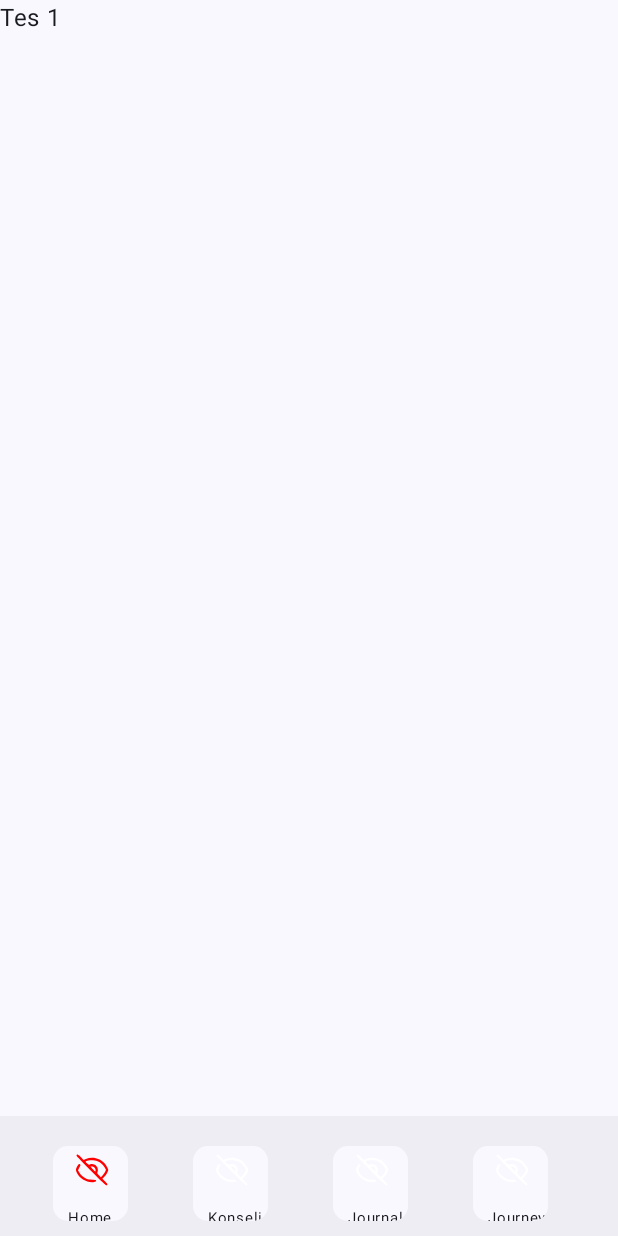
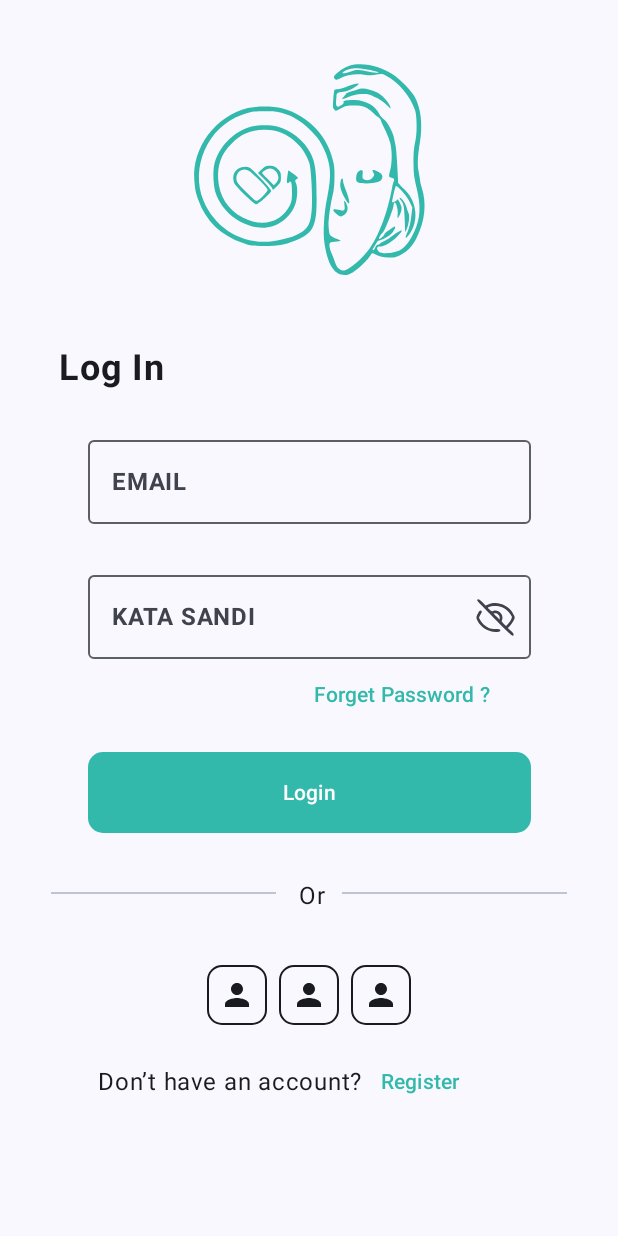
Before and after one commit to ArniNaziraSe/SejiwaKuApp, an Android app built with Jetpack Compose: the screen it shows after launch (MainActivity), on a phone screen of 412 x 824 dp. Before the commit the screen is almost empty. Run offline under Robolectric (Android 15) with nearby library versions, the phone set to English and light mode, and no system bars.

Commit message:
add navigator

```diff
--- a/app/src/main/java/com/msv/sejiwaku/MainActivity.kt
+++ b/app/src/main/java/com/msv/sejiwaku/MainActivity.kt
@@ -7,8 +7,9 @@ import androidx.compose.foundation.layout.fillMaxSize
 import androidx.compose.material3.MaterialTheme
 import androidx.compose.material3.Surface
 import androidx.compose.ui.Modifier
+import androidx.navigation.compose.rememberNavController
+import com.msv.sejiwaku.halamanbottonbar_dan_appbar.navigation.HalamanNavigasiAwal
 import com.msv.sejiwaku.halamanbottonbar_dan_appbar.pengaturbuttonbar.AppbardanBottonbar
-import com.msv.sejiwaku.loginpage.LoginPage
 import com.msv.sejiwaku.ui.theme.SejiwakuTheme
 
 
@@ -23,7 +24,7 @@ class MainActivity : ComponentActivity() {
                     modifier = Modifier.fillMaxSize(),
                     color = MaterialTheme.colorScheme.background
                 ) {
-                    AppbardanBottonbar()
+                    HalamanNavigasiAwal(navController = rememberNavController())
                 }
             }
         }
--- /dev/null
+++ b/app/src/main/java/com/msv/sejiwaku/halamanbottonbar_dan_appbar/navigation/HalamanLoginRegister.kt
@@ -0,0 +1,35 @@
+package com.msv.sejiwaku.halamanbottonbar_dan_appbar.navigation
+
+import androidx.navigation.NavController
+import androidx.navigation.NavGraphBuilder
+import androidx.navigation.NavHostController
+import androidx.navigation.compose.composable
+import androidx.navigation.compose.navigation
+import androidx.navigation.navigation
+import com.msv.sejiwaku.loginpage.LoginPage
+import com.msv.sejiwaku.loginpage.LupaPassword
+import com.msv.sejiwaku.loginpage.RegisterPage
+
+
+fun NavGraphBuilder.halamannavigation(navController: NavHostController) {
+    navigation(
+        startDestination = LoginScreen.Login.route,
+        route = Graph.LOGINREGISTER
+    ){
+        composable(route = LoginScreen.Login.route){
+            LoginPage(navController)
+        }
+        composable(route = LoginScreen.Register.route){
+            RegisterPage(navController)
+        }
+        composable(route = LoginScreen.LupaPassword.route){
+            LupaPassword(navController)
+        }
+    }
+}
+
+sealed class LoginScreen(val route:String){
+    object Login : LoginScreen(route = "LOGIN")
+    object Register : LoginScreen(route = "REGISTER")
+    object LupaPassword : LoginScreen(route = "LUPAPASSWORD")
+}
--- /dev/null
+++ b/app/src/main/java/com/msv/sejiwaku/halamanbottonbar_dan_appbar/navigation/HalamanNavigasiAwal.kt
@@ -0,0 +1,28 @@
+package com.msv.sejiwaku.halamanbottonbar_dan_appbar.navigation
+
+import androidx.compose.runtime.Composable
+import androidx.navigation.NavHostController
+import androidx.navigation.compose.NavHost
+import androidx.navigation.compose.composable
+import androidx.navigation.compose.navigation
+import com.msv.sejiwaku.halamanbottonbar_dan_appbar.pengaturbuttonbar.AppbardanBottonbar
+
+@Composable
+fun HalamanNavigasiAwal(navController: NavHostController) {
+    NavHost(
+        navController = navController,
+        route = Graph.AWAL,
+        startDestination = Graph.LOGINREGISTER
+    ) {
+        halamannavigation(navController = navController)
+        composable(route = Graph.ISI){
+            AppbardanBottonbar()
+        }
+    }
+}
+
+object Graph{
+    const val AWAL = "awal_graph"
+    const val LOGINREGISTER = "loginregister"
+    const val ISI = "isi_graph"
+}
--- a/app/src/main/java/com/msv/sejiwaku/halamanbottonbar_dan_appbar/pengaturbuttonbar/AppbardanBottonbar.kt
+++ b/app/src/main/java/com/msv/sejiwaku/halamanbottonbar_dan_appbar/pengaturbuttonbar/AppbardanBottonbar.kt
@@ -48,7 +48,9 @@ import com.msv.sejiwaku.bagianhalamandibuttonbar.Example1
 import com.msv.sejiwaku.bagianhalamandibuttonbar.Example2
 import com.msv.sejiwaku.bagianhalamandibuttonbar.Example3
 import com.msv.sejiwaku.bagianhalamandibuttonbar.Example4
+import com.msv.sejiwaku.halamanbottonbar_dan_appbar.navigation.Graph
 import com.msv.sejiwaku.halamanbottonbar_dan_appbar.navigation.Halaman
+import com.msv.sejiwaku.halamanbottonbar_dan_appbar.navigation.HalamanBottonbar
 
 /*NavHost(
 navController = navController,
@@ -101,24 +103,10 @@ fun AppbardanBottonbar(
 //        }
         // dibawah tempat isinya
     ) {contentPadding ->
-        NavHost(
+        HalamanBottonbar(
             navController = navController,
-            startDestination = Halaman.Home.route,
-            modifier = Modifier.padding(contentPadding)
-        ) {
-            composable(Halaman.Home.route) {
-                Example1()
-            }
-            composable(Halaman.Konseling.route) {
-                Example2()
-            }
-            composable(Halaman.Journal.route) {
-                Example3()
-            }
-            composable(Halaman.Journey.route) {
-                Example4()
-            }
-        }
+            modifier = modifier.padding(contentPadding)
+        )
     }
 }
 
@@ -185,7 +173,9 @@ fun ButtonBarSet(
                     modifier = Modifier.fillMaxWidth()
                 ){
                     Row(
-                        modifier = Modifier.fillMaxWidth().padding(3.dp)
+                        modifier = Modifier
+                            .fillMaxWidth()
+                            .padding(3.dp)
                     ) {
                         Spacer(modifier = Modifier.size(10.dp))
                         Image(
--- a/app/src/main/java/com/msv/sejiwaku/loginpage/LoginScreen.kt
+++ b/app/src/main/java/com/msv/sejiwaku/loginpage/LoginScreen.kt
@@ -1,3 +1,5 @@
+@file:Suppress("UNUSED_EXPRESSION")
+
 package com.msv.sejiwaku.loginpage
 
 import android.graphics.ColorSpace
@@ -48,7 +50,10 @@ import androidx.compose.ui.platform.LocalContext
 import androidx.compose.ui.platform.LocalFocusManager
 import androidx.compose.ui.platform.LocalSoftwareKeyboardController
 import androidx.compose.ui.res.painterResource
+import androidx.compose.ui.text.font.FontFamily
 import androidx.compose.ui.text.font.FontWeight
+import androidx.compose.ui.text.googlefonts.Font
+import androidx.compose.ui.text.googlefonts.GoogleFont
 import androidx.compose.ui.text.input.ImeAction
 import androidx.compose.ui.text.input.KeyboardCapitalization
 import androidx.compose.ui.text.input.KeyboardType
@@ -57,12 +62,17 @@ import androidx.compose.ui.text.input.VisualTransformation
 import androidx.compose.ui.tooling.preview.Preview
 import androidx.compose.ui.unit.dp
 import androidx.compose.ui.unit.sp
+import androidx.navigation.NavController
+import androidx.navigation.compose.rememberNavController
 import com.msv.sejiwaku.R
+import com.msv.sejiwaku.halamanbottonbar_dan_appbar.navigation.Graph
+import com.msv.sejiwaku.halamanbottonbar_dan_appbar.navigation.LoginScreen
 import com.msv.sejiwaku.ui.theme.SejiwakuTheme
 
 @OptIn(ExperimentalComposeUiApi::class)
 @Composable
 fun LoginPage(
+    navController: NavController
 ) {
     Column(
         modifier = Modifier
@@ -155,7 +165,7 @@ fun LoginPage(
                 .padding(start = 197.dp)
                 .fillMaxWidth()
         ) {
-            TextButton(onClick = { /*TODO*/ }) {
+            TextButton(onClick = { navController.navigate(LoginScreen.LupaPassword.route) }) {
                 Text(text = "Forget Password ?", color = Color(
                     red = 0.2f,
                     green = 0.725f,
@@ -173,7 +183,7 @@ fun LoginPage(
         ) {
             Button(
                 modifier = Modifier.size(height = 54.dp, width = 295.dp),
-                onClick = { /*TODO*/ },
+                onClick = { navController.navigate(Graph.ISI) },
                 shape = RoundedCornerShape(10.dp),
                 colors = ButtonDefaults.buttonColors(
                     containerColor = Color(
@@ -238,7 +248,7 @@ fun LoginPage(
             horizontalArrangement = Arrangement.Center
         ) {
             Text(text = "Don’t have an account?")
-            TextButton(onClick = { /*TODO*/ }) {
+            TextButton(onClick = { navController.navigate(LoginScreen.Register.route) }) {
                 Text(
                     text = "Register",
                     color = Color(
@@ -259,6 +269,6 @@ fun LoginPage(
 @Composable
 private fun PreviewLoginPage() {
     SejiwakuTheme {
-        LoginPage()
+        LoginPage(navController = rememberNavController())
     }
 }
--- /dev/null
+++ b/app/src/main/res/values/arrays.xml
@@ -0,0 +1,4 @@
+<?xml version="1.0" encoding="utf-8"?>
+<resources>
+    <string-array name="com_google_android_gms_fonts_certs" />
+</resources>
--- a/gradle/libs.versions.toml
+++ b/gradle/libs.versions.toml
@@ -1,5 +1,5 @@
 [versions]
-agp = "8.4.0"
+agp = "8.3.2"
 kotlin = "1.9.0"
 coreKtx = "1.13.0"
 junit = "4.13.2"
```
Also changed, not shown: app/src/main/java/com/msv/sejiwaku/halamanbottonbar_dan_appbar/navigation/HalamanBottonbar.kt (added, +41 -0 lines), app/src/main/java/com/msv/sejiwaku/loginpage/LupaPassword.kt (added, +13 -0 lines), app/src/main/java/com/msv/sejiwaku/loginpage/RegisterScreen.kt (+10 -4 lines), app/src/main/java/com/msv/sejiwaku/tempat_tes/Tes1.kt (added, +31 -0 lines).
